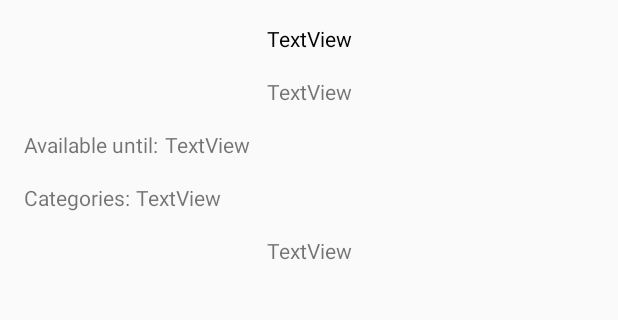
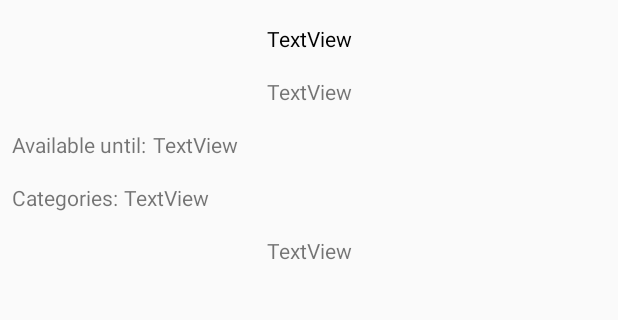
Before and after one commit to alejandrazuleta1/Practica8, an Android app: the DetailActivity screen opened directly, with no data from a screen before it, on a phone screen of 412 x 824 dp, the part 204-524 px from its top. Run offline under Robolectric (Android 15) with nearby library versions, the phone set to English and light mode, and no system bars; pictures from the network do not load; 8 statements that could not run were skipped.

Commit message:
MVP ready

```diff
--- a/app/src/main/res/layout/activity_detail.xml
+++ b/app/src/main/res/layout/activity_detail.xml
@@ -35,9 +35,7 @@
             android:id="@+id/tv_description"
             android:layout_width="wrap_content"
             android:layout_height="wrap_content"
-            android:layout_marginStart="8dp"
             android:layout_marginTop="16dp"
-            android:layout_marginEnd="8dp"
             android:text="TextView"
             app:layout_constraintEnd_toEndOf="parent"
             app:layout_constraintStart_toStartOf="parent"
@@ -47,7 +45,6 @@
             android:id="@+id/textView3"
             android:layout_width="wrap_content"
             android:layout_height="wrap_content"
-            android:layout_marginStart="8dp"
             android:layout_marginTop="16dp"
             android:text="Available until:"
             app:layout_constraintStart_toStartOf="parent"
@@ -67,7 +64,6 @@
             android:id="@+id/textView6"
             android:layout_width="wrap_content"
             android:layout_height="wrap_content"
-            android:layout_marginStart="8dp"
             android:layout_marginTop="16dp"
             android:text="Categories:"
             app:layout_constraintStart_toStartOf="parent"
```
